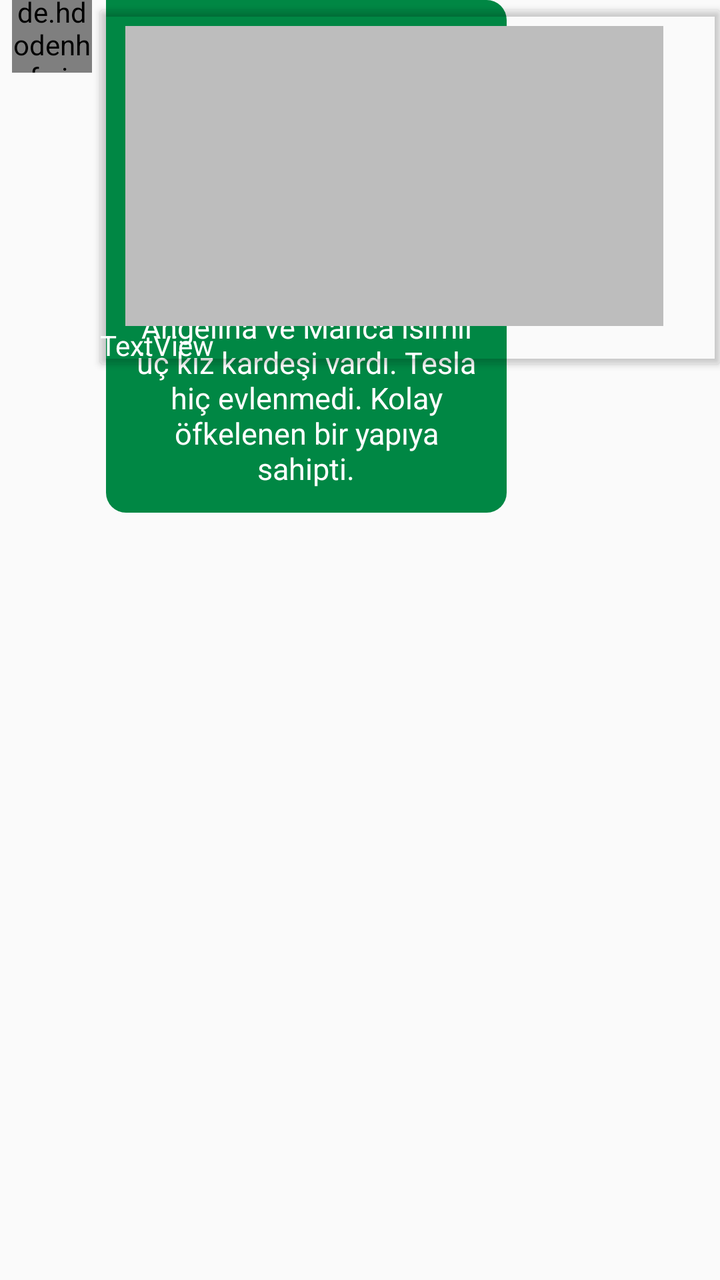
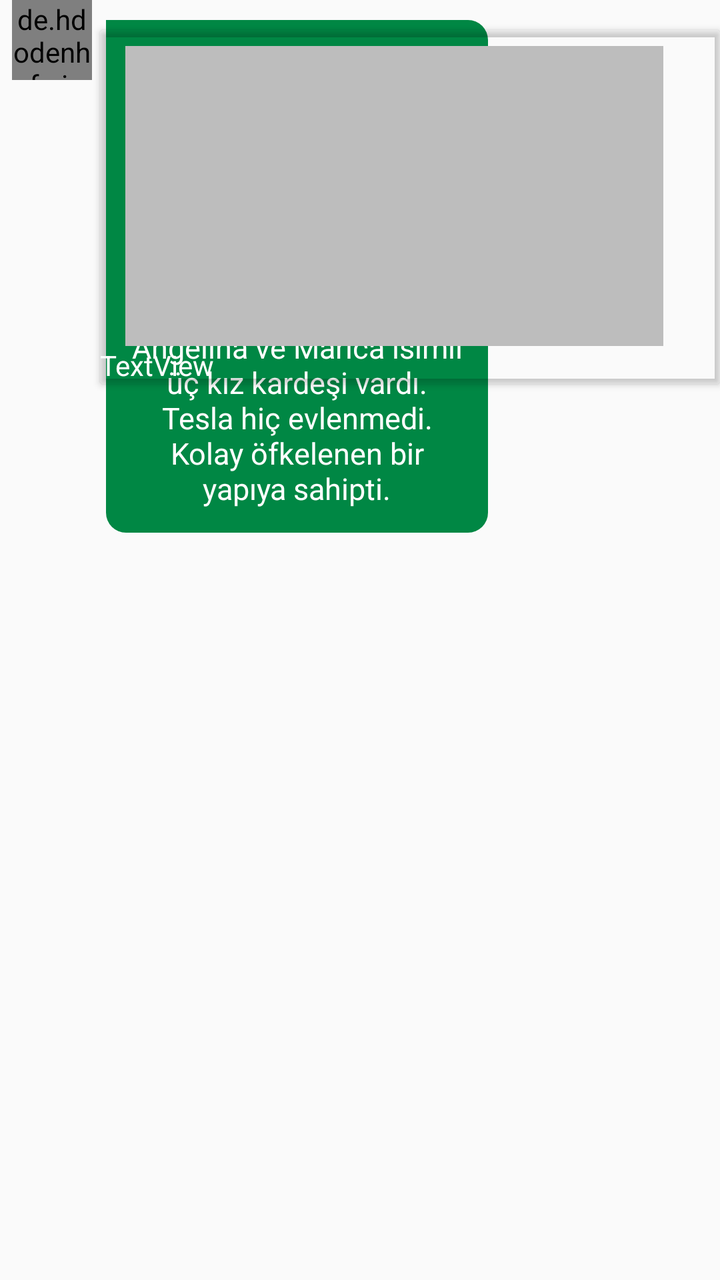

Two renders of the same Android screen: before a commit and after it. Below are the layout's source before the change and the commit's diff.
<!-- AndroidManifest.xml: application theme AppTheme -->
<!-- res/layout/sms_item_left.xml -->
<?xml version="1.0" encoding="utf-8"?>
<RelativeLayout xmlns:android="http://schemas.android.com/apk/res/android"
    xmlns:app="http://schemas.android.com/apk/res-auto"
    xmlns:tools="http://schemas.android.com/tools"
    android:layout_width="match_parent"
    android:layout_height="wrap_content"
    android:layout_marginBottom="10dp"
    android:padding="0dp">

    <LinearLayout
        android:id="@+id/sms_item_audio_linear"
        android:layout_width="wrap_content"
        android:layout_height="wrap_content"
        android:layout_alignTop="@+id/sms_item_card"
        android:layout_marginStart="-2dp"
        android:layout_marginTop="3dp"
        android:layout_toEndOf="@+id/sms_item_gorulme"
        android:background="@drawable/search"
        android:orientation="horizontal">

        <ImageView
            android:id="@+id/sms_item_audio_pause"
            android:layout_width="wrap_content"
            android:layout_height="wrap_content"
            android:layout_weight="1"
            android:visibility="gone"
            app:srcCompat="@mipmap/pause" />

        <ImageView
            android:id="@+id/sms_item_audio_play"
            android:layout_width="wrap_content"
            android:layout_height="wrap_content"
            android:layout_weight="1"
            app:srcCompat="@mipmap/play" />

        <TextView
            android:id="@+id/sms_item_audio_wagt"
            android:layout_width="wrap_content"
            android:layout_height="wrap_content"
            android:layout_marginTop="16dp"
            android:layout_marginBottom="16dp"
            android:layout_weight="1"
            android:text="TextView" />

    </LinearLayout>

    <android.support.v7.widget.CardView
        android:id="@+id/sms_item_card"
        android:layout_width="wrap_content"
        android:layout_height="wrap_content"
        android:layout_alignTop="@+id/sms_item_tekst"
        android:layout_alignParentStart="true"
        android:layout_marginStart="50dp"
        android:layout_marginTop="5dp"
        android:background="@drawable/search"
        app:cardBackgroundColor="@android:color/transparent">

        <android.support.constraint.ConstraintLayout
            android:layout_width="wrap_content"
            android:layout_height="match_parent"
            android:layout_alignStart="@+id/sms_item_card"
            android:layout_alignTop="@+id/sms_item_card">

            <ImageView
                android:id="@+id/sms_item_paylas_surat"
                android:layout_width="wrap_content"
                android:layout_height="150dp"

                android:layout_marginStart="8dp"
                android:layout_marginTop="8dp"
                android:layout_marginEnd="8dp"
                android:scaleType="fitCenter"
                android:src="@drawable/image_placeholder"
                app:layout_constraintEnd_toEndOf="parent"
                app:layout_constraintHorizontal_bias="1.0"
                app:layout_constraintStart_toStartOf="parent"
                app:layout_constraintTop_toTopOf="parent" />

            <TextView
                android:id="@+id/sms_item_paylas_tekst"
                android:layout_width="wrap_content"
                android:layout_height="wrap_content"
                android:text="TextView"
                android:textColor="@color/ak"
                app:layout_constraintTop_toBottomOf="@+id/sms_item_paylas_surat"
                tools:layout_editor_absoluteX="137dp" />
        </android.support.constraint.ConstraintLayout>

    </android.support.v7.widget.CardView>

    <de.hdodenhof.circleimageview.CircleImageView
        android:id="@+id/sms_item_profil"
        android:layout_width="40dp"
        android:layout_height="40dp"
        android:layout_alignTop="@+id/sms_item_wagt"
        android:layout_alignParentStart="true"
        android:layout_marginStart="6dp"
        android:layout_marginTop="-4dp"
        android:src="@mipmap/profil"
        app:layout_constraintStart_toStartOf="parent"
        tools:layout_editor_absoluteY="4dp" />

    <TextView
        android:id="@+id/sms_item_tekst"
        android:layout_width="200dp"
        android:layout_height="wrap_content"

        android:layout_alignEnd="@+id/sms_item_surat"
        android:layout_alignParentTop="true"
        android:layout_marginStart="7dp"

        android:layout_marginTop="0dp"
        android:layout_marginEnd="52dp"
        android:layout_toEndOf="@+id/sms_item_profil"
        android:background="@drawable/background_right"
        android:padding="12dp"
        android:paddingStart="12dp"
        android:paddingLeft="12dp"
        android:paddingEnd="12dp"
        android:paddingRight="8dp"
        android:paddingBottom="12dp"
        android:text="Nikola Tesla, Sırbistan'ın Similjan kasabasında 10 Temmuz 1856 tarihinde doğdu. Babası papaz, annesi ise ev aletleri ile ilgilenen, ev aletleri mucidi olarak tanınan bir kadındı. Tesla'nın Milca, Angelina ve Marica isimli üç kız kardeşi vardı. Tesla hiç evlenmedi. Kolay öfkelenen bir yapıya sahipti."
        android:textAlignment="center"
        android:textColor="@color/ak"
        android:textIsSelectable="false"
        android:textSize="15sp"
        app:layout_constraintEnd_toEndOf="parent"
        tools:layout_editor_absoluteY="16dp" />

    <ImageView
        android:id="@+id/sms_item_surat"
        android:layout_width="251dp"
        android:layout_height="wrap_content"
        android:layout_centerInParent="true"
        android:padding="0dp"
        android:scaleType="fitCenter"
        app:layout_constraintEnd_toEndOf="parent"
        app:layout_constraintHorizontal_bias="1.0"
        app:layout_constraintStart_toStartOf="@+id/sms_item_profil"
        tools:layout_editor_absoluteY="16dp" />

    <TextView
        android:id="@+id/sms_item_wagt"
        android:layout_width="wrap_content"
        android:layout_height="wrap_content"
        android:layout_alignBaseline="@+id/sms_item_tekst"
        android:layout_alignParentEnd="true"
        android:layout_marginEnd="0dp"
        android:text="TextView"
        android:visibility="gone" />

    <TextView
        android:id="@+id/sms_item_gorulme"
        android:layout_width="wrap_content"
        android:layout_height="wrap_content"

        android:text="TextView"
        android:visibility="invisible" />

</RelativeLayout>
<!-- resources referenced by this layout -->
<resources>
  <color name="ak">#FFFFFF</color>
  <!-- drawable background_right (drawable) -->
  <?xml version="1.0" encoding="utf-8"?>
  <shape xmlns:android="http://schemas.android.com/apk/res/android"
      android:shape="rectangle" >
  <corners android:radius="10dp"
      android:topLeftRadius="0dp"/>
      <solid android:color="@color/renk"/>
  </shape>
  <!-- drawable image_placeholder: png bitmap (drawable, 5975 bytes) -->
  <!-- drawable search (drawable) -->
  <?xml version="1.0" encoding="utf-8"?>
  <shape xmlns:android="http://schemas.android.com/apk/res/android">
  
      <stroke
          android:color="#95989A"
          android:width="2dp"/>
      <corners android:radius="40dp"/>
  </shape>
  <!-- mipmap pause: png bitmap (mipmap-hdpi, 2420 bytes) -->
  <!-- mipmap play: png bitmap (mipmap-hdpi, 2617 bytes) -->
  <!-- mipmap profil: png bitmap (mipmap-hdpi, 2906 bytes) -->
  <style name="AppTheme" parent="Theme.AppCompat.Light.NoActionBar">
          
          <item name="colorPrimary">@color/colorPrimary</item>
          <item name="colorPrimaryDark">@color/colorPrimaryDark</item>
          <item name="colorAccent">@color/colorAccent</item>
      </style>
  <color name="renk">#008744</color>
  <color name="colorPrimary">#3B5998</color>
  <color name="colorPrimaryDark">#2f333f</color>
  <color name="colorAccent">#FF4081</color>
</resources>

<!-- the commit's change to res/layout/sms_item_left.xml (unified diff, before → after) -->
@@ -12,8 +12,7 @@
         android:layout_width="wrap_content"
         android:layout_height="wrap_content"
         android:layout_alignTop="@+id/sms_item_card"
-        android:layout_marginStart="-2dp"
-        android:layout_marginTop="3dp"
+        android:layout_marginStart="3dp"
         android:layout_toEndOf="@+id/sms_item_gorulme"
         android:background="@drawable/search"
         android:orientation="horizontal">
@@ -22,6 +21,8 @@
             android:id="@+id/sms_item_audio_pause"
             android:layout_width="wrap_content"
             android:layout_height="wrap_content"
+            android:layout_marginStart="2dp"
+            android:layout_marginTop="2dp"
             android:layout_weight="1"
             android:visibility="gone"
             app:srcCompat="@mipmap/pause" />
@@ -30,6 +31,8 @@
             android:id="@+id/sms_item_audio_play"
             android:layout_width="wrap_content"
             android:layout_height="wrap_content"
+            android:layout_marginStart="2dp"
+            android:layout_marginTop="2dp"
             android:layout_weight="1"
             app:srcCompat="@mipmap/play" />
 
@@ -49,9 +52,9 @@
         android:layout_width="wrap_content"
         android:layout_height="wrap_content"
         android:layout_alignTop="@+id/sms_item_tekst"
-        android:layout_alignParentStart="true"
-        android:layout_marginStart="50dp"
+        android:layout_marginStart="4dp"
         android:layout_marginTop="5dp"
+        android:layout_toEndOf="@+id/sms_item_profil"
         android:background="@drawable/search"
         app:cardBackgroundColor="@android:color/transparent">
 
@@ -95,7 +98,6 @@
         android:layout_alignTop="@+id/sms_item_wagt"
         android:layout_alignParentStart="true"
         android:layout_marginStart="6dp"
-        android:layout_marginTop="-4dp"
         android:src="@mipmap/profil"
         app:layout_constraintStart_toStartOf="parent"
         tools:layout_editor_absoluteY="4dp" />
@@ -109,7 +111,7 @@
         android:layout_alignParentTop="true"
         android:layout_marginStart="7dp"
 
-        android:layout_marginTop="0dp"
+        android:layout_marginTop="10dp"
         android:layout_marginEnd="52dp"
         android:layout_toEndOf="@+id/sms_item_profil"
         android:background="@drawable/background_right"
@@ -129,11 +131,16 @@
 
     <ImageView
         android:id="@+id/sms_item_surat"
-        android:layout_width="251dp"
+        android:layout_width="wrap_content"
         android:layout_height="wrap_content"
-        android:layout_centerInParent="true"
+        android:layout_alignParentEnd="true"
+        android:layout_centerVertical="true"
+        android:layout_marginStart="5dp"
+        android:layout_marginTop="20dp"
+        android:layout_marginEnd="64dp"
+        android:layout_toEndOf="@+id/sms_item_profil"
         android:padding="0dp"
-        android:scaleType="fitCenter"
+        android:scaleType="center"
         app:layout_constraintEnd_toEndOf="parent"
         app:layout_constraintHorizontal_bias="1.0"
         app:layout_constraintStart_toStartOf="@+id/sms_item_profil"
